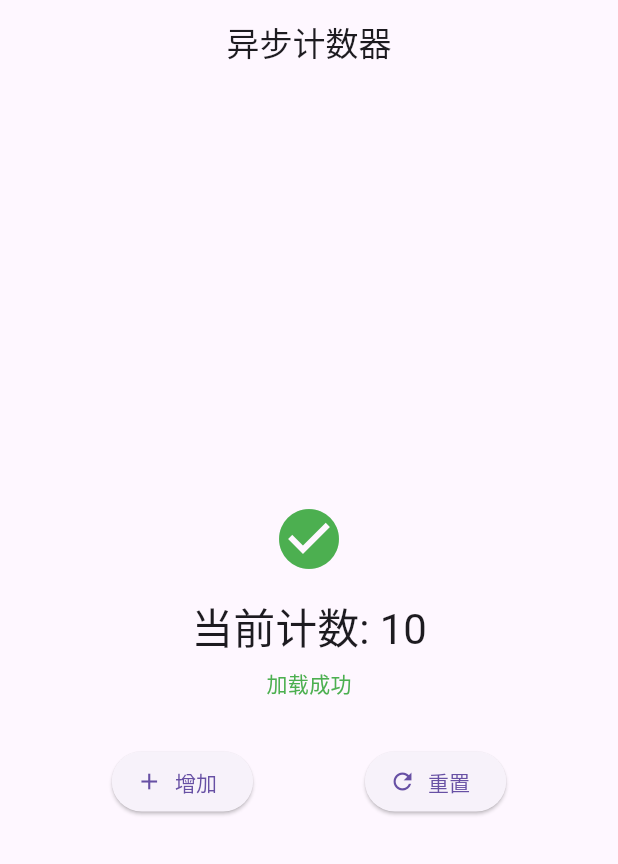
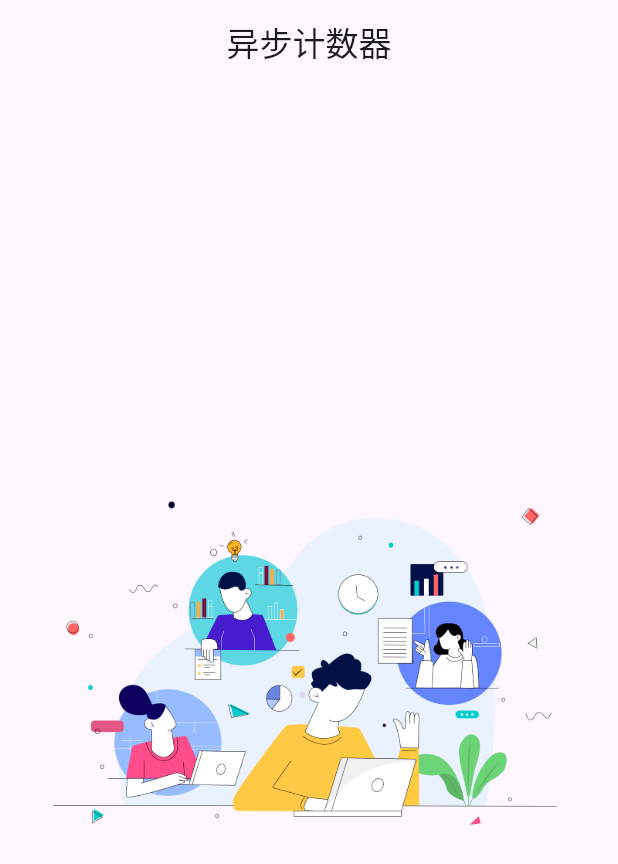
Before and after one commit to wk1027-wyy/money_manager, a Flutter app: the screen it shows after launch, on a phone screen of 412 x 824 dp. Shown: the top 864 px of the screen. Run offline on Flutter 3.47's test engine with Material 3 defaults, Android fonts, the phone set to English and light mode, and no system bars; our stand-ins replace flutter_riverpod, riverpod_annotation; generated files the repository leaves out were written again.

Commit message:
feat: 添加FlutterGen支持并简化计数器页面
- 添加flutter_gen_runner依赖用于资源管理
- 配置FlutterGen生成assets.gen.dart文件
- 替换计数器页面为简单的图片显示
- 添加home.png图片资源

```diff
--- a/lib/feature/page/counter_page.dart
+++ b/lib/feature/page/counter_page.dart
@@ -1,6 +1,6 @@
 import 'package:flutter/material.dart';
 import 'package:flutter_riverpod/flutter_riverpod.dart';
-import 'package:money_/feature/counter/counter.dart';
+import 'package:money_/gen/assets.gen.dart';
 
 class CounterPage extends ConsumerStatefulWidget {
   const CounterPage({super.key});
@@ -12,122 +12,11 @@ class CounterPage extends ConsumerStatefulWidget {
 class _CounterPageState extends ConsumerState<CounterPage> {
   @override
   Widget build(BuildContext context) {
-    final counterAsync = ref.watch(counterControllerProvider);
+    // final counterAsync = ref.watch(counterControllerProvider);
 
     return Scaffold(
-      appBar: AppBar(
-        title: const Text('异步计数器'),
-        centerTitle: true,
-      ),
-      body: Center(
-        child: Column(
-          mainAxisAlignment: MainAxisAlignment.center,
-          children: [
-            // 显示计数器状态
-            counterAsync.when(
-              data: (count) => Column(
-                children: [
-                  const Icon(
-                    Icons.check_circle,
-                    color: Colors.green,
-                    size: 48,
-                  ),
-                  const SizedBox(height: 16),
-                  Text(
-                    '当前计数: $count',
-                    style: Theme.of(context).textTheme.headlineMedium,
-                  ),
-                  const SizedBox(height: 8),
-                  const Text(
-                    '加载成功',
-                    style: TextStyle(color: Colors.green),
-                  ),
-                ],
-              ),
-              loading: () => const Column(
-                children: [
-                  CircularProgressIndicator(),
-                  SizedBox(height: 16),
-                  Text(
-                    '加载中...',
-                    style: TextStyle(fontSize: 18),
-                  ),
-                ],
-              ),
-              error: (error, stack) => Column(
-                 children: [
-                   const Icon(
-                     Icons.error,
-                     color: Colors.red,
-                     size: 48,
-                   ),
-                   const SizedBox(height: 16),
-                   const Text(
-                     '加载失败',
-                     style: TextStyle(
-                       color: Colors.red,
-                       fontSize: 18,
-                       fontWeight: FontWeight.bold,
-                     ),
-                   ),
-                   const SizedBox(height: 8),
-                   Container(
-                     padding: const EdgeInsets.all(12),
-                     margin: const EdgeInsets.symmetric(horizontal: 20),
-                     decoration: BoxDecoration(
-                       color: Colors.red.shade50,
-                       border: Border.all(color: Colors.red.shade200),
-                       borderRadius: BorderRadius.circular(8),
-                     ),
-                     child: Text(
-                       '$error',
-                       style: const TextStyle(color: Colors.red),
-                       textAlign: TextAlign.center,
-                     ),
-                   ),
-                   const SizedBox(height: 16),
-                   ElevatedButton.icon(
-                     onPressed: () {
-                       ref.read(counterControllerProvider.notifier).retry();
-                     },
-                     icon: const Icon(Icons.refresh),
-                     label: const Text('重试'),
-                     style: ElevatedButton.styleFrom(
-                       backgroundColor: Colors.orange,
-                       foregroundColor: Colors.white,
-                     ),
-                   ),
-                 ],
-               ),
-            ),
-            const SizedBox(height: 32),
-            // 操作按钮
-            Row(
-              mainAxisAlignment: MainAxisAlignment.spaceEvenly,
-              children: [
-                ElevatedButton.icon(
-                  onPressed: counterAsync.isLoading
-                      ? null
-                      : () {
-                          ref.read(counterControllerProvider.notifier).add();
-                        },
-                  icon: const Icon(Icons.add),
-                  label: const Text('增加'),
-                ),
-                ElevatedButton.icon(
-                  onPressed: counterAsync.isLoading
-                      ? null
-                      : () {
-                          ref.read(counterControllerProvider.notifier).reset();
-                        },
-                  icon: const Icon(Icons.refresh),
-                  label: const Text('重置'),
-                ),
-              ],
-            ),
-          ],
-        ),
-      ),
+      appBar: AppBar(title: const Text('异步计数器'), centerTitle: true),
+      body: Center(child: Assets.images.home.image()),
     );
   }
 }
```
Also changed, not shown: lib/gen/assets.gen.dart (added, +116 -0 lines), pubspec.yaml (+16 -0 lines), assets/images/home.png (added), pubspec.lock.
